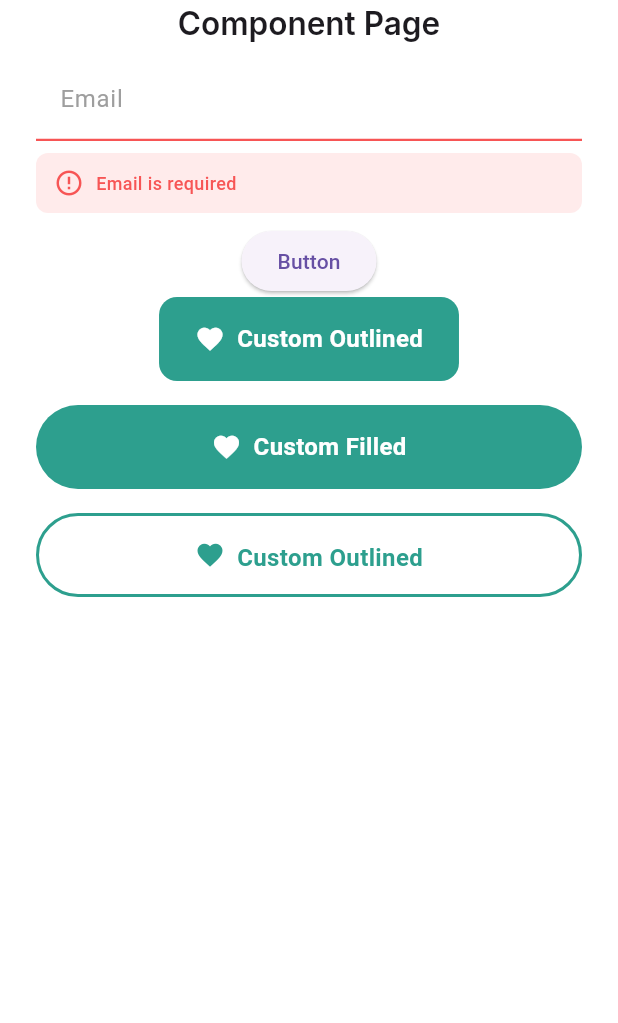
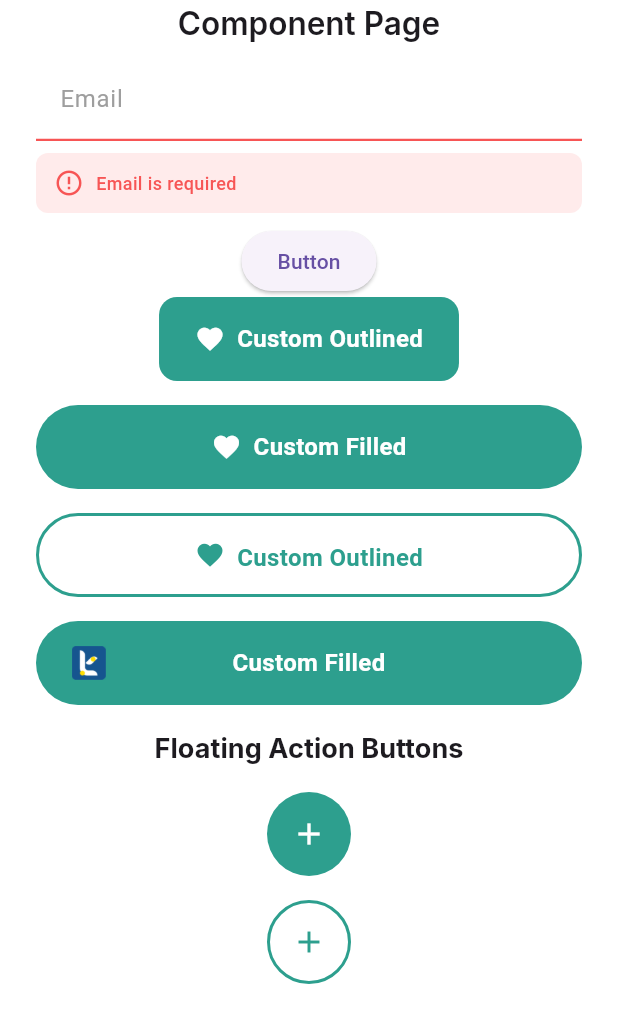
Before and after one commit to ChirikuAlii/Flutter-BaseProject, a Flutter app: the ComponentPage screen opened by its route, on a phone screen of 412 x 824 dp. Shown: the top 1023 px of the screen. Run offline on Flutter 3.47's test engine with Material 3 defaults, Android fonts, the phone set to English and light mode, and no system bars; our stand-ins replace auto_route, dio, easy_localization, flutter_mobx, flutter_secure_storage, flutter_svg and 8 more; missing offline and left inert: dart:ffi, rxdart_ext; accounts and stored records are empty; generated files the repository leaves out were written again; statements that could not run were skipped.

Commit message:
add fab button wrapper compose

```diff
--- a/lib/design/widget/button/cr_button2.dart
+++ b/lib/design/widget/button/cr_button2.dart
@@ -622,88 +622,57 @@ class _CRButton2State extends State<CRButton2>
     required bool iconLeft,
     required bool iconRight,
   }) {
-    List<Widget> children = [];
-
-    // leftLeft: icon kiri text, di ujung kiri
-    if (widget.iconPosition == CRButtonIconPosition.leftLeft) {
-      if (iconLeft) {
-        children.add(widget.iconLeft!.build(
-          defaultSize: widget.iconSize,
-          defaultColor: config.iconColor,
-        ));
-        children.add(SizedBox(width: widget.iconSpacing));
-      }
-      children.add(const Spacer());
-      children.add(Text(
+    // Use Stack to keep text centered while positioning icons at edges
+    return Stack(
+      alignment: Alignment.center,
+      children: [
+        // Centered text
+        Center(
+          child: Text(
             widget.text,
             style: config.textStyle,
             overflow: TextOverflow.ellipsis,
-      ));
-      children.add(const Spacer());
-      if (iconRight) {
-        children.add(SizedBox(width: widget.iconSpacing));
-        children.add(widget.iconRight!.build(
+            textAlign: TextAlign.center,
+          ),
+        ),
+
+        // Positioned icons based on position type
+        if (widget.iconPosition == CRButtonIconPosition.leftLeft && iconLeft)
+          Positioned(
+            left: 0,
+            child: widget.iconLeft!.build(
               defaultSize: widget.iconSize,
               defaultColor: config.iconColor,
-        ));
-      }
-    }
-    // leftRight: icon kanan text, di ujung kiri
-    else if (widget.iconPosition == CRButtonIconPosition.leftRight) {
-      children.add(const Spacer());
-      children.add(Text(
-        widget.text,
-        style: config.textStyle,
-        overflow: TextOverflow.ellipsis,
-      ));
-      if (iconRight) {
-        children.add(SizedBox(width: widget.iconSpacing));
-        children.add(widget.iconRight!.build(
+            ),
+          ),
+
+        if (widget.iconPosition == CRButtonIconPosition.leftRight && iconRight)
+          Positioned(
+            left: 0,
+            child: widget.iconRight!.build(
               defaultSize: widget.iconSize,
               defaultColor: config.iconColor,
-        ));
-      }
-      children.add(const Spacer());
-    }
-    // rightLeft: icon kiri text, di ujung kanan
-    else if (widget.iconPosition == CRButtonIconPosition.rightLeft) {
-      children.add(const Spacer());
-      if (iconLeft) {
-        children.add(widget.iconLeft!.build(
+            ),
+          ),
+
+        if (widget.iconPosition == CRButtonIconPosition.rightLeft && iconLeft)
+          Positioned(
+            right: 0,
+            child: widget.iconLeft!.build(
               defaultSize: widget.iconSize,
               defaultColor: config.iconColor,
-        ));
-        children.add(SizedBox(width: widget.iconSpacing));
-      }
-      children.add(Text(
-        widget.text,
-        style: config.textStyle,
-        overflow: TextOverflow.ellipsis,
-      ));
-      children.add(const Spacer());
-    }
-    // rightRight: icon kanan text, di ujung kanan
-    else if (widget.iconPosition == CRButtonIconPosition.rightRight) {
-      children.add(const Spacer());
-      children.add(Text(
-        widget.text,
-        style: config.textStyle,
-        overflow: TextOverflow.ellipsis,
-      ));
-      children.add(const Spacer());
-      if (iconRight) {
-        children.add(SizedBox(width: widget.iconSpacing));
-        children.add(widget.iconRight!.build(
+            ),
+          ),
+
+        if (widget.iconPosition == CRButtonIconPosition.rightRight && iconRight)
+          Positioned(
+            right: 0,
+            child: widget.iconRight!.build(
               defaultSize: widget.iconSize,
               defaultColor: config.iconColor,
-        ));
-      }
-    }
-
-    return Row(
-      mainAxisSize: MainAxisSize.max,
-      mainAxisAlignment: MainAxisAlignment.center,
-      children: children,
+            ),
+          ),
+      ],
     );
   }
 }
--- /dev/null
+++ b/lib/design/widget/button/cr_button_fab_compose.dart
@@ -0,0 +1,105 @@
+import 'package:flutter/material.dart';
+
+/// Enum untuk style FAB
+enum CRButtonFabStyle {
+  fill,
+  outline,
+}
+
+/// Compose class untuk Floating Action Button dengan berbagai style
+class CRButtonFabCompose extends StatelessWidget {
+  /// Callback ketika button ditekan
+  final VoidCallback? onPressed;
+
+  /// Icon yang ditampilkan
+  final IconData icon;
+
+  /// Style FAB (fill atau outline)
+  final CRButtonFabStyle style;
+
+  /// Warna background (untuk fill) atau border (untuk outline)
+  final Color? color;
+
+  /// Warna icon
+  final Color? iconColor;
+
+  /// Ukuran icon
+  final double iconSize;
+
+  /// Ukuran FAB (diameter)
+  final double size;
+
+  /// Lebar border (untuk outline)
+  final double borderWidth;
+
+  /// Elevation
+  final double elevation;
+
+  /// Hover elevation
+  final double? hoverElevation;
+
+  /// Focus elevation
+  final double? focusElevation;
+
+  /// Highlight elevation
+  final double? highlightElevation;
+
+  const CRButtonFabCompose({
+    Key? key,
+    required this.onPressed,
+    required this.icon,
+    this.style = CRButtonFabStyle.fill,
+    this.color,
+    this.iconColor,
+    this.iconSize = 24,
+    this.size = 56,
+    this.borderWidth = 2,
+    this.elevation = 0,
+    this.hoverElevation,
+    this.focusElevation,
+    this.highlightElevation,
+  }) : super(key: key);
+
+  @override
+  Widget build(BuildContext context) {
+    // Default colors
+    final Color defaultColor = color ?? const Color(0xFF2D9F8E);
+    final Color defaultIconColor = iconColor ??
+        (style == CRButtonFabStyle.fill ? Colors.white : defaultColor);
+
+    // Background color based on style
+    final Color backgroundColor = style == CRButtonFabStyle.fill
+        ? defaultColor
+        : Colors.transparent;
+
+    // Border for outline style
+    final ShapeBorder shape = CircleBorder(
+      side: style == CRButtonFabStyle.outline
+          ? BorderSide(
+              color: defaultColor,
+              width: borderWidth,
+            )
+          : BorderSide.none,
+    );
+
+    return SizedBox(
+      width: size,
+      height: size,
+      child: FloatingActionButton(
+        onPressed: onPressed,
+        backgroundColor: backgroundColor,
+        foregroundColor: defaultIconColor,
+        elevation: elevation,
+        hoverElevation: hoverElevation ?? elevation,
+        focusElevation: focusElevation ?? elevation,
+        highlightElevation: highlightElevation ?? elevation,
+        shape: shape,
+        child: Icon(
+          icon,
+          size: iconSize,
+          color: defaultIconColor,
+        ),
+      ),
+    );
+  }
+}
--- a/lib/pages/component/component_page.dart
+++ b/lib/pages/component/component_page.dart
@@ -2,9 +2,11 @@ import 'package:auto_route/auto_route.dart';
 import 'package:flutter/material.dart';
 import 'package:flutter_base_project/design/design_system/colors_key.dart';
 import 'package:flutter_base_project/design/design_system/text_style_key.dart';
+import 'package:flutter_base_project/design/values/colors/colors_default_key.dart';
 import 'package:flutter_base_project/design/widget/button/cr_button2.dart';
 import 'package:flutter_base_project/design/widget/button/cr_button2_fill_compose.dart';
 import 'package:flutter_base_project/design/widget/button/cr_button2_outline_compose.dart';
+import 'package:flutter_base_project/design/widget/button/cr_button_fab_compose.dart';
 import 'package:flutter_base_project/design/widget/cr_text.dart';
 import 'package:flutter_base_project/design/widget/cr_text_field3.dart';
 import 'package:flutter_base_project/design/widget/cr_text_field3_compose.dart';
@@ -64,6 +66,43 @@ class _ComponentPageState extends State<ComponentPage> {
                   hoverEffect: CRButtonHoverEffect.brightness,
                   onPressed: () {},
                 ),
+                const SizedBox(height: 16),
+                CRButton2FillCompose(
+                  text: 'Custom Filled',
+                  //socialMediaType: CRButtonSocialMediaType.x,
+                  iconLeft: CRButtonIcon.image('assets/images/logo_luarkampus.png'),
+                  iconSize: 56 * 0.4,
+                  iconPosition: CRButtonIconPosition.leftLeft,
+                  onPressed: () {},
+                ),
+                const SizedBox(height: 16),
+                // FAB Section
+                CRText(
+                  text: 'Floating Action Buttons',
+                  style: CRTextStyleKey.headline4,
+                ),
+                const SizedBox(height: 16),
+
+                // FAB Fill - Default
+                   CRButtonFabCompose(
+                      onPressed: () {},
+                      icon: Icons.add,
+                      style: CRButtonFabStyle.fill,
+                    ),
+                const SizedBox(height: 16),
+               CRButtonFabCompose(
+                      onPressed: () {},
+                      icon: Icons.add,
+                      style: CRButtonFabStyle.outline,
+                    ),
+
+
+                const SizedBox(height: 16),
+
+
+                const SizedBox(height: 16),
+
+
               ],
             ),
           ),
```
Lines whose indentation alone changed are shown as unchanged.
